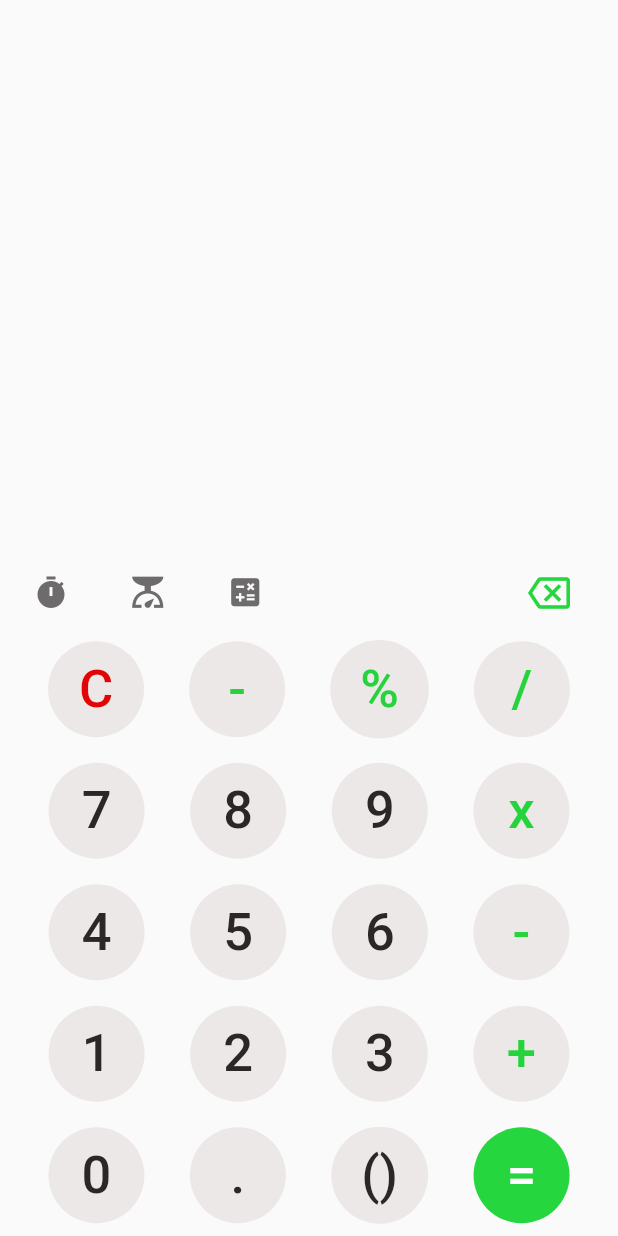
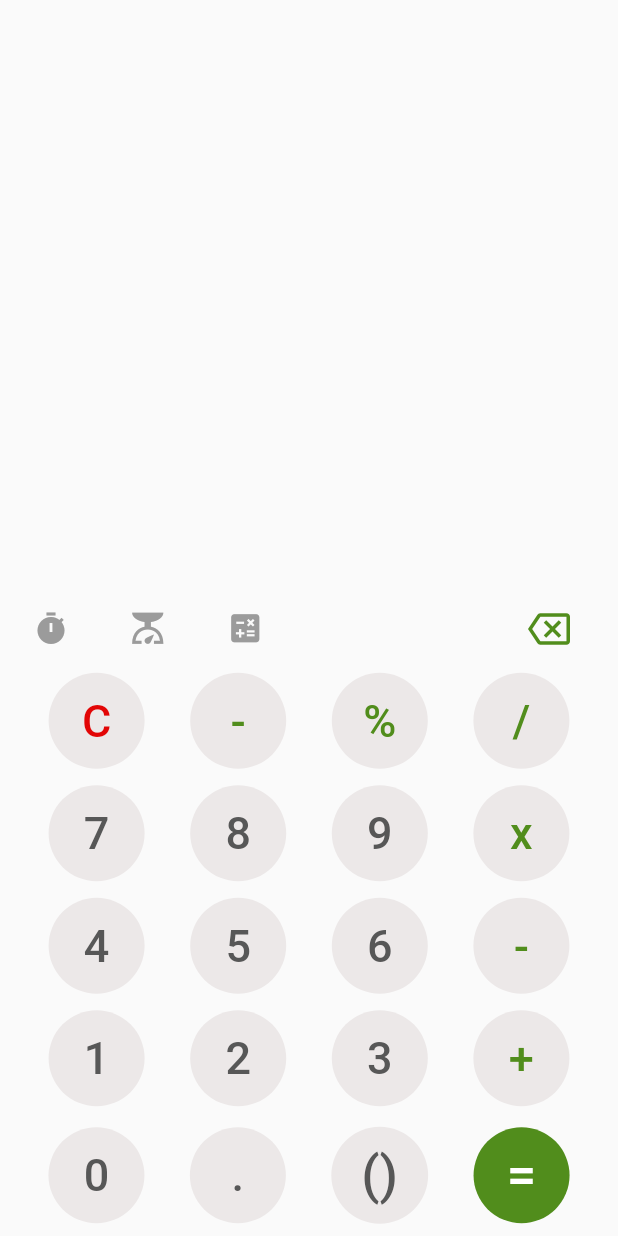
Before and after one commit to gokul153/calculator-added-fuction, a Flutter app: the screen it shows after launch, on a phone screen of 412 x 824 dp. Run offline on Flutter 3.47's test engine with Material 2 defaults, Android fonts, the phone set to English and light mode, and no system bars; drawn by our look-alikes of auto_size_text.

Commit message:
stable_released

```diff
--- a/lib/main.dart
+++ b/lib/main.dart
@@ -86,7 +86,7 @@ class _CalculatorState extends State<Calculator> {
           child: Text(
             btntxt,
             style: TextStyle(
-              fontSize: 35,
+              fontSize: 30,
               color: txtcolor,
             ),
           ),
@@ -130,7 +130,7 @@ class _CalculatorState extends State<Calculator> {
                       //crossAxisAlignment: CrossAxisAlignment.start,
                       children: <Widget>[
                         Padding(
-                          padding: const EdgeInsets.all(0),
+                          padding: const EdgeInsets.all(10),
                           child: Container(
                             width: MediaQuery.of(context).size.width * 0.9,
                             height: MediaQuery.of(context).size.height * 0.1,
@@ -168,7 +168,7 @@ class _CalculatorState extends State<Calculator> {
                                   '$value',
                                   textAlign: TextAlign.right,
                                   style: TextStyle(
-                                    color: Color.fromARGB(255, 43, 39, 38),
+                                    color: Color(0xff575757),
                                     fontSize: 50,
                                   ),
                                   maxLines: 2,
@@ -191,7 +191,7 @@ class _CalculatorState extends State<Calculator> {
                   padding: EdgeInsets.only(left: 20, right: 20),
                   child: Icon(
                     Icons.timer,
-                    color: Color.fromARGB(255, 109, 107, 107),
+                    color: Color(0xff9b9b9b),
                     size: 24.0,
                     //semanticLabel: 'Text to announce in accessibility modes',
                   ),
@@ -200,7 +200,7 @@ class _CalculatorState extends State<Calculator> {
                   padding: EdgeInsets.only(left: 20, right: 20),
                   child: Icon(
                     Icons.scale,
-                    color: Color.fromARGB(255, 109, 107, 107),
+                    color: Color(0xff9b9b9b),
                     size: 25.0,
                   ),
                 ),
@@ -208,7 +208,7 @@ class _CalculatorState extends State<Calculator> {
                   padding: EdgeInsets.only(left: 20, right: 20),
                   child: Icon(
                     Icons.calculate,
-                    color: Color.fromARGB(255, 109, 107, 107),
+                    color: Color(0xff9b9b9b),
                     size: 25.0,
                   ),
                 ),
@@ -224,9 +224,8 @@ class _CalculatorState extends State<Calculator> {
                           },
                           icon: Icon(Icons.backspace_outlined),
                           iconSize: 28,
-                          color: Color.fromARGB(225, 10, 209, 37),
-                        ),
-                      ),
+                          color: Color(0xff518d1c),
+                        ),                      ),
                     ],
                   ),
                 ),
@@ -238,11 +237,11 @@ class _CalculatorState extends State<Calculator> {
                 calcbutton('C', Color.fromARGB(255, 236, 232, 232),
                     Color.fromARGB(255, 226, 5, 5)),
                 calcbutton('-', Color.fromARGB(255, 236, 232, 232),
-                    Color.fromARGB(225, 10, 209, 37)),
+                    Color(0xff518d1c)),
                 calcbutton('%', Color.fromARGB(255, 236, 232, 232),
-                    Color.fromARGB(225, 10, 209, 37)),
+                    Color(0xff518d1c)),
                 calcbutton('/', Color.fromARGB(255, 236, 232, 232),
-                    Color.fromARGB(225, 10, 209, 37)),
+                    Color(0xff518d1c)),
               ],
             ),
 
@@ -250,13 +249,13 @@ class _CalculatorState extends State<Calculator> {
               mainAxisAlignment: MainAxisAlignment.spaceEvenly,
               children: <Widget>[
                 calcbutton('7', Color.fromARGB(255, 236, 232, 232),
-                    Color.fromARGB(255, 43, 39, 38)),
+                    Color(0xff575757)),
                 calcbutton('8', Color.fromARGB(255, 236, 232, 232),
-                    Color.fromARGB(255, 43, 39, 38)),
+                    Color(0xff575757)),
                 calcbutton('9', Color.fromARGB(255, 236, 232, 232),
-                    Color.fromARGB(255, 43, 39, 38)),
+                    Color(0xff575757)),
                 calcbutton('x', Color.fromARGB(255, 236, 232, 232),
-                    Color.fromARGB(225, 10, 209, 37)),
+                    Color(0xff518d1c)),
               ],
             ),
 
@@ -264,13 +263,13 @@ class _CalculatorState extends State<Calculator> {
               mainAxisAlignment: MainAxisAlignment.spaceEvenly,
               children: <Widget>[
                 calcbutton('4', Color.fromARGB(255, 236, 232, 232),
-                    Color.fromARGB(255, 43, 39, 38)),
+                    Color(0xff575757)),
                 calcbutton('5', Color.fromARGB(255, 236, 232, 232),
-                    Color.fromARGB(255, 43, 39, 38)),
+                    Color(0xff575757)),
                 calcbutton('6', Color.fromARGB(255, 236, 232, 232),
-                    Color.fromARGB(255, 43, 39, 38)),
+                    Color(0xff575757)),
                 calcbutton('-', Color.fromARGB(255, 236, 232, 232),
-                    Color.fromARGB(225, 10, 209, 37)),
+                    Color(0xff518d1c)),
               ],
             ),
 
@@ -278,13 +277,13 @@ class _CalculatorState extends State<Calculator> {
               mainAxisAlignment: MainAxisAlignment.spaceEvenly,
               children: <Widget>[
                 calcbutton('1', Color.fromARGB(255, 236, 232, 232),
-                    Color.fromARGB(255, 43, 39, 38)),
+                    Color(0xff575757)),
                 calcbutton('2', Color.fromARGB(255, 236, 232, 232),
-                    Color.fromARGB(255, 43, 39, 38)),
+                    Color(0xff575757)),
                 calcbutton('3', Color.fromARGB(255, 236, 232, 232),
-                    Color.fromARGB(255, 43, 39, 38)),
+                    Color(0xff575757)),
                 calcbutton('+', Color.fromARGB(255, 236, 232, 232),
-                    Color.fromARGB(225, 10, 209, 37)),
+                    Color(0xff518d1c)),
               ],
             ),
 
@@ -293,9 +292,9 @@ class _CalculatorState extends State<Calculator> {
               children: <Widget>[
                 //this is button Zero
                 calcbutton("0", Color.fromARGB(255, 236, 232, 232),
-                    Color.fromARGB(255, 43, 39, 38)),
+                    Color(0xff575757)),
                 calcbutton('.', Color.fromARGB(255, 236, 232, 232),
-                    Color.fromARGB(255, 43, 39, 38)),
+                    Color(0xff575757)),
                 // calcbutton('()',Color.fromARGB(255, 236, 232, 232),Color.fromARGB(255, 43, 39, 38)),
                 Container(
                   decoration: BoxDecoration(
@@ -318,7 +317,7 @@ class _CalculatorState extends State<Calculator> {
                         '()',
                         style: TextStyle(
                           fontSize: 35,
-                          color: Color.fromARGB(255, 43, 39, 38),
+                          color: Color(0xff575757),
                         ),
                       ),
                       onPressed: () {
@@ -422,7 +421,7 @@ class _CalculatorState extends State<Calculator> {
                       },
                       style: ElevatedButton.styleFrom(
                         elevation: 0.0,
-                        primary: Color.fromARGB(225, 10, 209, 37),
+                        primary: Color(0xff518d1c),
                         // minimumSize: Size(75, 50),
                         //fixedSize: Size(75, 75),
                         shape: CircleBorder(),
```
Also changed, not shown: pubspec.yaml (+10 -2 lines), assets/icon.png (added), pubspec.lock, 32 other files.
